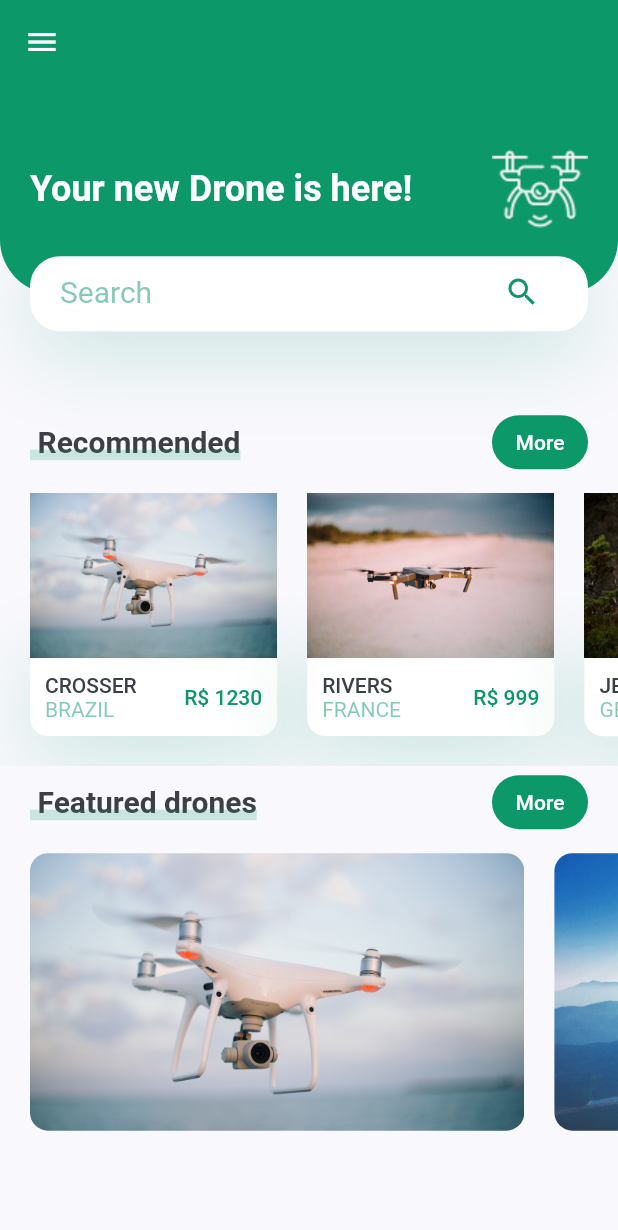
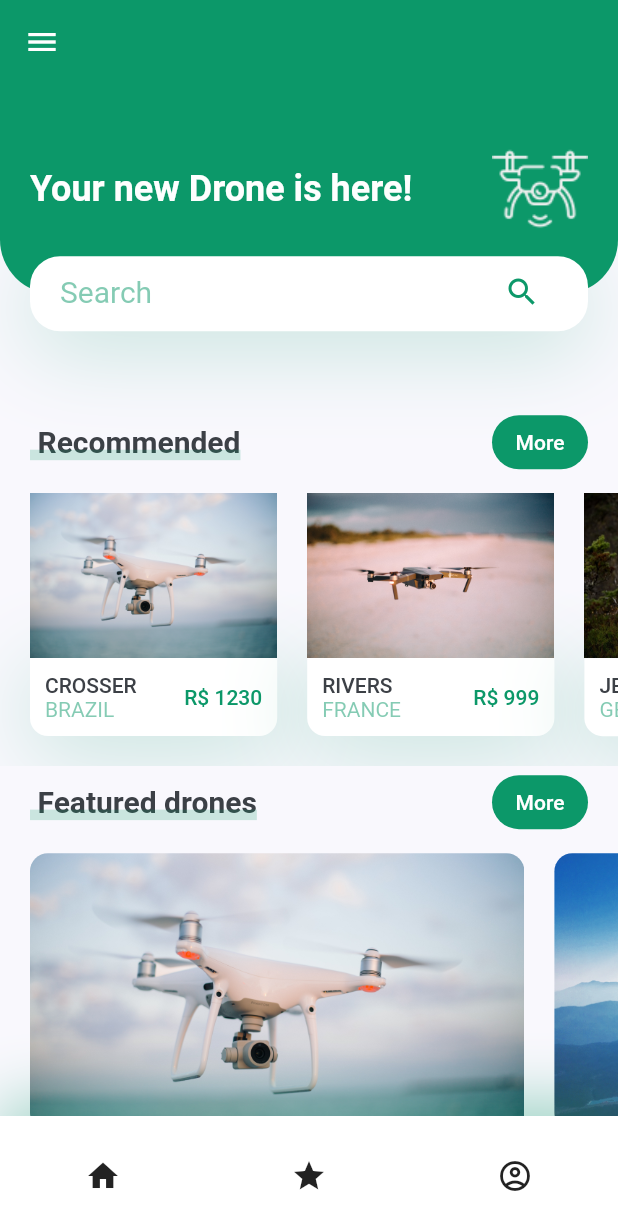
Before and after one commit to NatanDuarte/drone_store, a Flutter app: the screen it shows after launch, on a phone screen of 412 x 824 dp. Shown: the top 1230 px of the screen. Run offline on Flutter 3.47's test engine with Material 2 defaults, Android fonts, the phone set to English and light mode, and no system bars.

```diff
--- a/lib/screens/home/home_screen.dart
+++ b/lib/screens/home/home_screen.dart
@@ -1,4 +1,5 @@
 import 'package:drone_store/screens/home/components/body.dart';
+import 'package:drone_store/screens/home/components/custom_bottom_navigation_bar.dart';
 import 'package:flutter/material.dart';
 
 class HomeScreen extends StatelessWidget {
@@ -9,6 +10,7 @@ class HomeScreen extends StatelessWidget {
     return Scaffold(
       appBar: buildAppBar(),
       body: const Body(),
+      bottomNavigationBar: const CustomBottomNavigationBar(),
     );
   }
 
```
